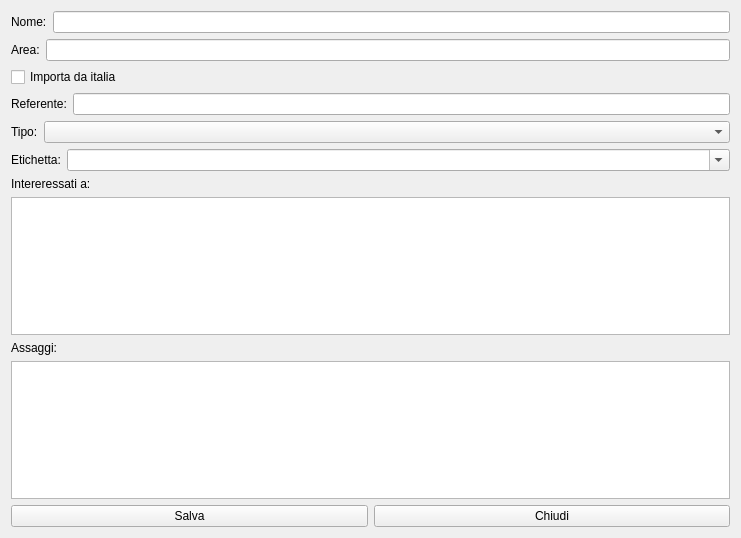
This is hnewcontact.ui in fblabs/hamlet-mod-sancon as Qt 5 draws it before an edit. The edited form follows.
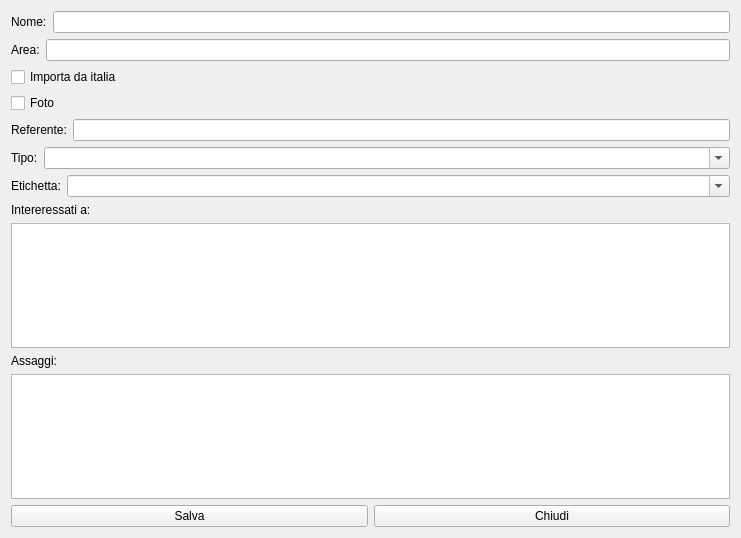
This is the edited form. Icons and pictures are not drawn.

Patch:
```diff
--- a/hnewcontact.ui
+++ b/hnewcontact.ui
@@ -53,6 +53,13 @@
      </property>
     </widget>
    </item>
+   <item>
+    <widget class="QCheckBox" name="cbFoto">
+     <property name="text">
+      <string>Foto</string>
+     </property>
+    </widget>
+   </item>
    <item>
     <layout class="QFormLayout" name="formLayout_2">
      <item row="0" column="0">
@@ -77,7 +84,11 @@
       </widget>
      </item>
      <item row="0" column="1">
-      <widget class="QComboBox" name="cbTipo"/>
+      <widget class="QComboBox" name="cbTipo">
+       <property name="editable">
+        <bool>true</bool>
+       </property>
+      </widget>
      </item>
     </layout>
    </item>
```
Left out of the diff: 2 changed lines with no effect on the pictures.
